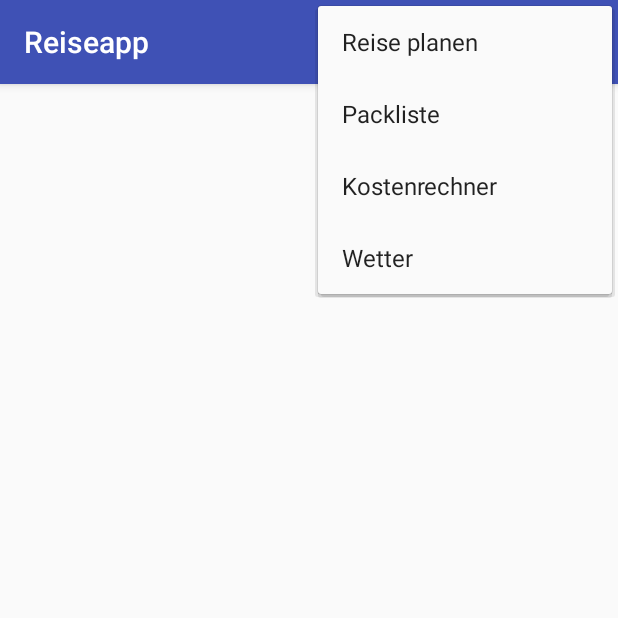
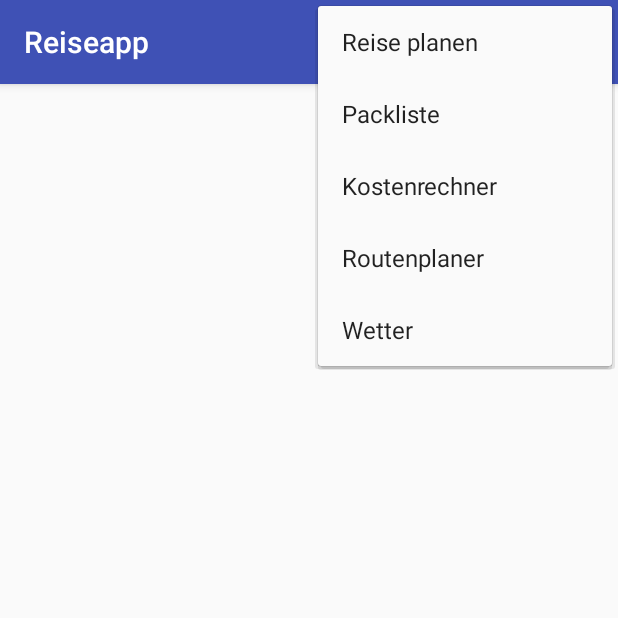
Before and after one commit to Stephfi/TravelAndroid, an Android app: the ActionBarActivity screen opened directly, with no data from a screen before it, with the options menu open, on a phone screen of 412 x 824 dp, the top half of it. Run offline under Robolectric (Android 15) with nearby library versions, the phone set to English and light mode, and no system bars.

Commit message:
Added menu-points to the menu

```diff
--- a/app/src/main/AndroidManifest.xml
+++ b/app/src/main/AndroidManifest.xml
@@ -23,13 +23,13 @@
         <activity android:name=".ActionBarActivity"/>
 
         <activity android:name=".SingleVacationActivity"
-                  android:parentActivityName=".MainActivity"/>
+                  android:parentActivityName=".MainActivity.MainActivity"/>
 
         <activity android:name=".PackingList.PackingList"
-                  android:parentActivityName=".MainActivity"/>
+                  android:parentActivityName=".MainActivity.MainActivity"/>
 
         <activity android:name=".SpendingCalculator.SpendingCalculator"
-                  android:parentActivityName=".MainActivity"/>
+                  android:parentActivityName=".MainActivity.MainActivity"/>
 
         <activity android:name=".Routeplaner.FirstscreenRouteplaner">
             <intent-filter>
--- a/app/src/main/java/com/example/markusbink/travelapp/ActionBarActivity.java
+++ b/app/src/main/java/com/example/markusbink/travelapp/ActionBarActivity.java
@@ -10,6 +10,7 @@ import android.view.MenuItem;
 
 import com.example.markusbink.travelapp.MainActivity.MainActivity;
 import com.example.markusbink.travelapp.PackingList.PackingList;
+import com.example.markusbink.travelapp.Routeplaner.FirstscreenRouteplaner;
 import com.example.markusbink.travelapp.SpendingCalculator.SpendingCalculator;
 import com.example.markusbink.travelapp.Weather.Weather;
 
@@ -54,6 +55,11 @@ public class ActionBarActivity extends AppCompatActivity {
                 startActivity(kostenrechner);
                 return true;
 
+            case R.id.route_activity:
+                Intent route = new Intent(this, FirstscreenRouteplaner.class);
+                startActivity(route);
+                return true;
+
             case R.id.weather_activity:
                 Intent weather = new Intent(this, Weather.class);
                 startActivity(weather);
--- a/app/src/main/java/com/example/markusbink/travelapp/Routeplaner/SecondscreenRouteplaner.java
+++ b/app/src/main/java/com/example/markusbink/travelapp/Routeplaner/SecondscreenRouteplaner.java
@@ -15,12 +15,14 @@ import android.widget.Spinner;
 import android.widget.TextView;
 import android.widget.Toast;
 import java.util.ArrayList;
+
+import com.example.markusbink.travelapp.ActionBarActivity;
 import com.example.markusbink.travelapp.R;
 
 
 
 
-public class SecondscreenRouteplaner extends AppCompatActivity {
+public class SecondscreenRouteplaner extends ActionBarActivity {
 
         TextView routeIdentity, firstDestination;
         EditText enterNewDestination;
--- a/app/src/main/res/menu/main_menu.xml
+++ b/app/src/main/res/menu/main_menu.xml
@@ -25,10 +25,16 @@
         app:showAsAction="never"
         />
 
+    <item android:id="@+id/route_activity"
+        android:title="Routenplaner"
+        app:showAsAction="never"
+        />
+
     <item android:id="@+id/weather_activity"
         android:title="Wetter"
         app:showAsAction="never"
         />
 
 
+
 </menu>
```
Also changed, not shown: app/src/main/java/com/example/markusbink/travelapp/Routeplaner/FirstscreenRouteplaner.java (+14 -1 lines).
